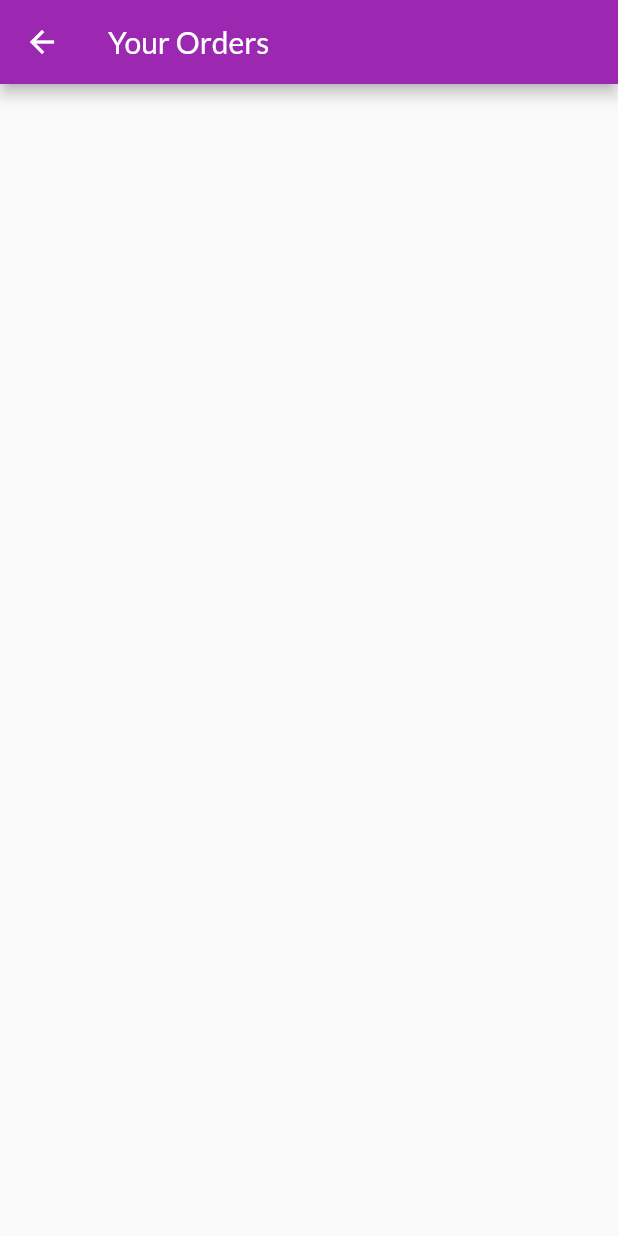
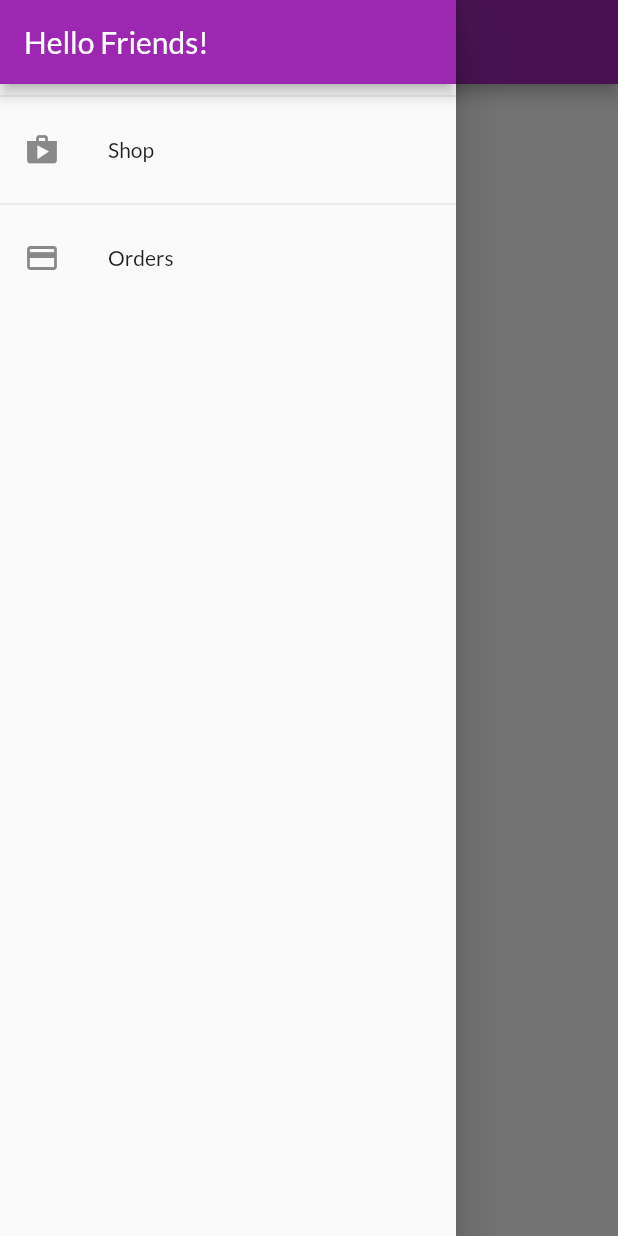
Before and after one commit to Guyco070/Shop_app-Flutter-Udemy-4th-project, a Flutter app: the OrdersScreen screen opened by its route, with the side drawer open (before the commit the screen has no drawer), on a phone screen of 412 x 824 dp. Run offline on Flutter 3.47's test engine with Material 2 defaults, Android fonts, the phone set to English and light mode, and no system bars; network calls fail.

Commit message:
video 211

```diff
--- a/lib/providers/Orders.dart
+++ b/lib/providers/Orders.dart
@@ -1,5 +1,5 @@
 import 'package:flutter/material.dart';
-import 'package:shop_app/providers/cart.dart';
+import './cart.dart';
 
 class OrderItem {
   final String id;
@@ -18,7 +18,7 @@ class OrderItem {
 }
 
 class Orders with ChangeNotifier {
-  List<OrderItem> _orders = [];
+  final List<OrderItem> _orders = [];
 
   List<OrderItem> get orders {
     return [..._orders];
--- a/lib/providers/cart.dart
+++ b/lib/providers/cart.dart
@@ -1,4 +1,4 @@
-import 'package:flutter/cupertino.dart';
+import 'package:flutter/material.dart';
 
 class CartItem {
   final String id;
--- a/lib/providers/products.dart
+++ b/lib/providers/products.dart
@@ -1,5 +1,6 @@
 import 'package:flutter/cupertino.dart';
-import 'package:shop_app/providers/product.dart';
+
+import './product.dart';
 
 class Products with ChangeNotifier {
   // ignore: prefer_final_fields
--- a/lib/screens/cart_screen.dart
+++ b/lib/screens/cart_screen.dart
@@ -1,9 +1,10 @@
 import 'package:flutter/material.dart';
 import 'package:provider/provider.dart';
-import 'package:shop_app/providers/cart.dart' show Cart;
-import 'package:shop_app/providers/orders.dart';
-import 'package:shop_app/screens/orders_screen.dart';
-import 'package:shop_app/widgets/cart_item.dart';
+
+import '../providers/cart.dart' show Cart;
+import '../providers/orders.dart';
+import './orders_screen.dart';
+import '../widgets/cart_item.dart';
 
 class CartSceen extends StatelessWidget {
   const CartSceen({Key? key}) : super(key: key);
@@ -39,11 +40,13 @@ class CartSceen extends StatelessWidget {
                     ),
                     TextButton(
                         onPressed: () {
-                          Provider.of<Orders>(context, listen: false).addOrder(
+                          if(cart.items.isNotEmpty) {
+                            Provider.of<Orders>(context, listen: false).addOrder(
                               cart.items.values.toList().cast(),
                               cart.totalAmount);
                           cart.clear();
                           Navigator.pushNamed(context, OrdersScreen.routeName);
+                          }
                         },
                         child: const Text('ORDER NOW')),
                   ],
--- a/lib/screens/orders_screen.dart
+++ b/lib/screens/orders_screen.dart
@@ -1,7 +1,9 @@
 import 'package:flutter/material.dart';
 import 'package:provider/provider.dart';
-import 'package:shop_app/providers/orders.dart' show Orders;
-import 'package:shop_app/widgets/order_item.dart';
+
+import '../widgets/app_drawer.dart';
+import '../providers/orders.dart' show Orders;
+import '../widgets/order_item.dart';
 
 class OrdersScreen extends StatelessWidget {
   const OrdersScreen({Key? key}) : super(key: key);
@@ -16,6 +18,7 @@ class OrdersScreen extends StatelessWidget {
       appBar: AppBar(
           title: const Text('Your Orders'),
         ),
+      drawer: const AppDrawer(),
       body: ListView.builder(
             itemBuilder: ((context, index) => OrderItem(order: ordersData.orders[index])),
             itemCount: ordersData.orders.length,
--- a/lib/screens/product_details_screen.dart
+++ b/lib/screens/product_details_screen.dart
@@ -1,7 +1,8 @@
 import 'package:flutter/material.dart';
 import 'package:provider/provider.dart';
-import 'package:shop_app/providers/product.dart';
-import 'package:shop_app/providers/products.dart';
+
+import '../providers/product.dart';
+import '../providers/products.dart';
 
 class ProductDetailsScreen extends StatelessWidget {
   const ProductDetailsScreen({Key? key}) : super(key: key);
--- a/lib/screens/products_overview_screen.dart
+++ b/lib/screens/products_overview_screen.dart
@@ -1,9 +1,11 @@
 import 'package:flutter/material.dart';
 import 'package:provider/provider.dart';
-import 'package:shop_app/providers/cart.dart';
-import 'package:shop_app/screens/cart_screen.dart';
-import 'package:shop_app/widgets/badge.dart';
-import 'package:shop_app/widgets/products_grid.dart';
+
+import '../providers/cart.dart';
+import './cart_screen.dart';
+import '../widgets/app_drawer.dart';
+import '../widgets/badge.dart';
+import '../widgets/products_grid.dart';
 
 enum FilterOptions {
   Favorites,
@@ -60,6 +62,7 @@ class _ProductsOverviewScreenState extends State<ProductsOverviewScreen> {
               ),
         ],
       ),
+      drawer: const AppDrawer(),
       body: ProductsGrid(_showOnlyFavorites),
     );
   }
--- /dev/null
+++ b/lib/widgets/app_drawer.dart
@@ -0,0 +1,33 @@
+import 'package:flutter/material.dart';
+
+import '../screens/orders_screen.dart';
+
+class AppDrawer extends StatelessWidget {
+  const AppDrawer({Key? key}) : super(key: key);
+
+  @override
+  Widget build(BuildContext context) {
+    return Drawer(
+      child: Column(
+        children: [
+          AppBar(
+            title: const Text('Hello Friends!'),
+            automaticallyImplyLeading: false, // No back button
+          ),
+          const Divider(),
+          ListTile(
+            leading: const Icon(Icons.shop),
+            title: const Text('Shop'),
+            onTap: () => Navigator.pushNamed(context, '/'),
+          ),
+          const Divider(),
+          ListTile(
+            leading: const Icon(Icons.payment),
+            title: const Text('Orders'),
+            onTap: () => Navigator.pushNamed(context, OrdersScreen.routeName),
+          ),
+        ],
+      ),
+    );
+  }
+}
--- a/lib/widgets/cart_item.dart
+++ b/lib/widgets/cart_item.dart
@@ -1,6 +1,7 @@
 import 'package:flutter/material.dart';
 import 'package:provider/provider.dart';
-import 'package:shop_app/providers/cart.dart';
+
+import '../providers/cart.dart';
 
 class CartItem extends StatelessWidget {
   const CartItem({
--- a/lib/widgets/order_item.dart
+++ b/lib/widgets/order_item.dart
@@ -1,5 +1,6 @@
 import 'package:flutter/material.dart';
 import 'package:intl/intl.dart';
+
 import '../providers/orders.dart' as ord;
 
 class OrderItem extends StatelessWidget {
@@ -8,7 +9,7 @@ class OrderItem extends StatelessWidget {
   final ord.OrderItem order;
 
   String get date {
-    return DateFormat('dd MM yyyy hh:mm').format(order.dateTime).toString();
+    return DateFormat('dd/MM/yyyy hh:mm').format(order.dateTime).toString();
   }
 
   @override
--- a/lib/widgets/products_grid.dart
+++ b/lib/widgets/products_grid.dart
@@ -1,7 +1,8 @@
 import 'package:flutter/cupertino.dart';
 import 'package:provider/provider.dart';
-import 'package:shop_app/providers/products.dart';
-import 'package:shop_app/widgets/product_item.dart';
+
+import '../providers/products.dart';
+import './product_item.dart';
 
 class ProductsGrid extends StatelessWidget {
   final bool showFavs;
```
Also changed, not shown: lib/main.dart (+8 -7 lines), lib/widgets/product_item.dart (+4 -3 lines).
